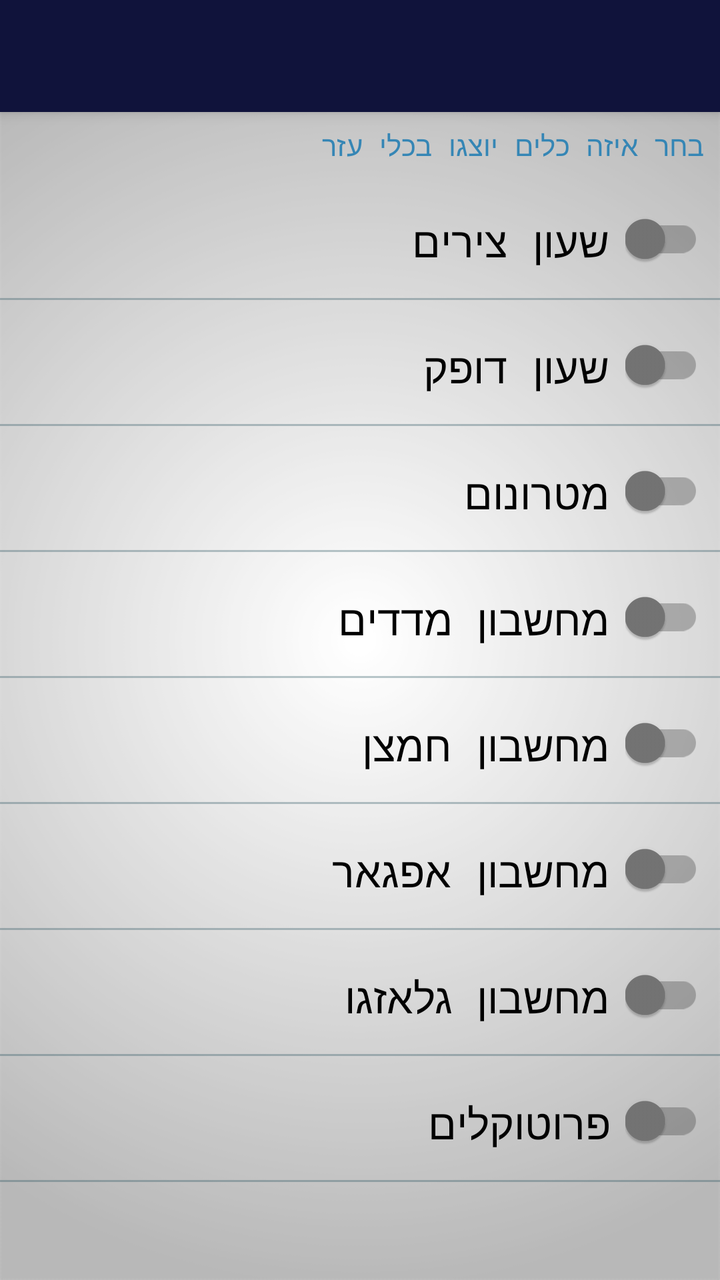
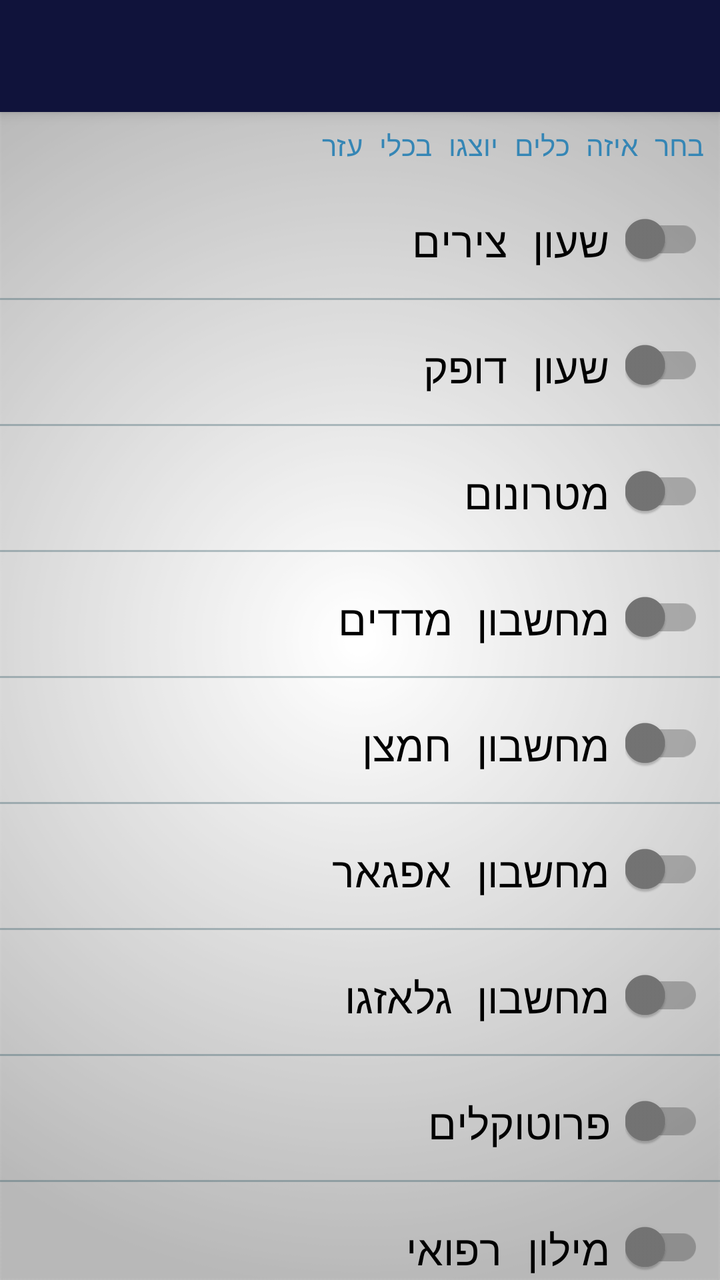

Before-and-after screenshots of an Android layout around one commit, followed by the original layout XML and the change that was made.
<!-- AndroidManifest.xml: application theme AppTheme -->
<!-- res/layout/settings_designed_tools.xml -->
<?xml version="1.0" encoding="utf-8"?>
<androidx.coordinatorlayout.widget.CoordinatorLayout
    xmlns:android="http://schemas.android.com/apk/res/android"
    xmlns:app="http://schemas.android.com/apk/res-auto"
    android:layout_width="match_parent"
    android:layout_height="match_parent"
    xmlns:tools="http://schemas.android.com/tools"
    tools:context=".SettingsDesignedTools">
    <com.google.android.material.appbar.AppBarLayout
        android:layout_width="match_parent"
        android:layout_height="wrap_content"
        android:theme="@style/AppTheme.AppBarOverlay">
        <androidx.appcompat.widget.Toolbar
            android:id="@+id/toolbar"
            android:layout_width="match_parent"
            android:layout_height="?attr/actionBarSize"
            android:background="@color/ColorPrimary"
            app:layout_scrollFlags="scroll|exitUntilCollapsed"
            app:popupTheme="@style/AppTheme.PopupOverlay" />
    </com.google.android.material.appbar.AppBarLayout>
    <androidx.core.widget.NestedScrollView
        android:layout_width="match_parent"
        android:layout_height="wrap_content"
        app:layout_behavior="com.google.android.material.appbar.AppBarLayout$ScrollingViewBehavior">
    <androidx.constraintlayout.widget.ConstraintLayout
        android:layout_width="match_parent"
        android:layout_height="match_parent"
        android:layout_marginBottom="30dp">
        <TextView
            android:id="@+id/tools_exp"
            android:layout_width="0dp"
            android:layout_height="wrap_content"
            android:layout_marginStart="8dp"
            android:layout_marginTop="7dp"
            android:layout_marginEnd="8dp"
            android:text="@string/pref_description_tools"
            android:textColor="@color/Ocean"
            app:layout_constraintEnd_toEndOf="parent"
            app:layout_constraintStart_toStartOf="parent"
            app:layout_constraintTop_toTopOf="parent" />
        <androidx.constraintlayout.widget.ConstraintLayout
            android:id="@+id/tzirim_pref"
            android:layout_width="match_parent"
            android:layout_height="60dp"
            android:layout_marginTop="8dp"
            app:layout_constraintTop_toBottomOf="@id/tools_exp">
            <androidx.appcompat.widget.SwitchCompat
                android:id="@+id/tzirim"
                android:layout_width="wrap_content"
                android:layout_height="wrap_content"
                android:layout_marginTop="8dp"
                android:layout_marginEnd="8dp"
                android:layout_marginBottom="8dp"
                android:clickable="false"
                android:theme="@style/CKS"
                app:layout_constraintBottom_toTopOf="@+id/tzirim_divider"
                app:layout_constraintEnd_toEndOf="parent"
                app:layout_constraintTop_toTopOf="parent" />
            <TextView
                android:id="@+id/tzirim_tv"
                android:layout_width="0dp"
                android:layout_height="wrap_content"
                android:layout_marginStart="8dp"
                android:layout_marginTop="2dp"
                android:layout_marginEnd="8dp"
                android:text="@string/button_f"
                android:textSize="21sp"
                app:layout_constraintEnd_toStartOf="@+id/tzirim"
                app:layout_constraintStart_toStartOf="parent"
                app:layout_constraintTop_toTopOf="parent"
                app:layout_constraintBottom_toTopOf="@id/tzirim_divider"/>
            <View
                android:id="@+id/tzirim_divider"
                android:layout_width="match_parent"
                android:layout_height="1dp"
                android:layout_marginTop="3dp"
                android:background="@color/ColorBlueAlpha"
                app:layout_constraintBottom_toBottomOf="parent" />
        </androidx.constraintlayout.widget.ConstraintLayout>
        <androidx.constraintlayout.widget.ConstraintLayout
            android:id="@+id/pulse_pref"
            android:layout_width="match_parent"
            android:layout_height="60dp"
            android:layout_marginTop="3dp"
            app:layout_constraintTop_toBottomOf="@+id/tzirim_pref">
            <androidx.appcompat.widget.SwitchCompat
                android:id="@+id/pulse"
                android:layout_width="wrap_content"
                android:layout_height="wrap_content"
                android:layout_marginTop="8dp"
                android:layout_marginEnd="8dp"
                android:layout_marginBottom="8dp"
                android:clickable="false"
                android:theme="@style/CKS"
                app:layout_constraintBottom_toTopOf="@+id/pulse_divider"
                app:layout_constraintEnd_toEndOf="parent"
                app:layout_constraintTop_toTopOf="parent" />
            <TextView
                android:id="@+id/pulse_tv"
                android:layout_width="0dp"
                android:layout_height="wrap_content"
                android:layout_marginStart="8dp"
                android:layout_marginTop="2dp"
                android:layout_marginEnd="8dp"
                android:text="@string/button_c"
                android:textSize="21sp"
                app:layout_constraintEnd_toStartOf="@+id/pulse"
                app:layout_constraintStart_toStartOf="parent"
                app:layout_constraintTop_toTopOf="parent"
                app:layout_constraintBottom_toTopOf="@id/pulse_divider"
                />
            <View
                android:id="@+id/pulse_divider"
                android:layout_width="match_parent"
                android:layout_height="1dp"
                android:background="@color/ColorBlueAlpha"
                android:layout_marginTop="3dp"
                app:layout_constraintBottom_toBottomOf="parent" />
        </androidx.constraintlayout.widget.ConstraintLayout>
        <androidx.constraintlayout.widget.ConstraintLayout
            android:id="@+id/metro_pref"
            android:layout_width="match_parent"
            android:layout_height="60dp"
            android:layout_marginTop="3dp"
            app:layout_constraintTop_toBottomOf="@+id/pulse_pref">
            <androidx.appcompat.widget.SwitchCompat
                android:id="@+id/metro"
                android:layout_width="wrap_content"
                android:layout_height="wrap_content"
                android:layout_marginTop="8dp"
                android:layout_marginEnd="8dp"
                android:layout_marginBottom="8dp"
                android:clickable="false"
                android:theme="@style/CKS"
                app:layout_constraintBottom_toTopOf="@+id/metro_divider"
                app:layout_constraintEnd_toEndOf="parent"
                app:layout_constraintTop_toTopOf="parent" />
            <TextView
                android:id="@+id/metro_tv"
                android:layout_width="0dp"
                android:layout_height="wrap_content"
                android:layout_marginStart="8dp"
                android:layout_marginTop="2dp"
                android:layout_marginEnd="8dp"
                android:text="@string/button_d"
                android:textSize="21sp"
                app:layout_constraintEnd_toStartOf="@+id/metro"
                app:layout_constraintStart_toStartOf="parent"
                app:layout_constraintTop_toTopOf="parent"
                app:layout_constraintBottom_toTopOf="@id/metro_divider"/>
            <View
                android:id="@+id/metro_divider"
                android:layout_width="match_parent"
                android:layout_height="1dp"
                android:background="@color/ColorBlueAlpha"
                android:layout_marginTop="3dp"
                app:layout_constraintBottom_toBottomOf="parent" />
        </androidx.constraintlayout.widget.ConstraintLayout>
        <androidx.constraintlayout.widget.ConstraintLayout
            android:id="@+id/vital_pref"
            android:layout_width="match_parent"
            android:layout_height="60dp"
            android:layout_marginTop="3dp"
            app:layout_constraintTop_toBottomOf="@id/metro_pref">
            <androidx.appcompat.widget.SwitchCompat
                android:id="@+id/vital"
                android:layout_width="wrap_content"
                android:layout_height="wrap_content"
                android:layout_marginTop="8dp"
                android:layout_marginEnd="8dp"
                android:layout_marginBottom="8dp"
                android:clickable="false"
                android:theme="@style/CKS"
                app:layout_constraintBottom_toTopOf="@+id/vital_divider"
                app:layout_constraintEnd_toEndOf="parent"
                app:layout_constraintTop_toTopOf="parent" />
            <TextView
                android:id="@+id/vital_tv"
                android:layout_width="0dp"
                android:layout_height="wrap_content"
                android:layout_marginStart="8dp"
                android:layout_marginTop="2dp"
                android:layout_marginEnd="8dp"
                android:text="@string/button_e"
                android:textSize="21sp"
                app:layout_constraintEnd_toStartOf="@+id/vital"
                app:layout_constraintStart_toStartOf="parent"
                app:layout_constraintTop_toTopOf="parent"
                app:layout_constraintBottom_toTopOf="@id/vital_divider"/>
            <View
                android:id="@+id/vital_divider"
                android:layout_width="match_parent"
                android:layout_height="1dp"
                android:layout_marginTop="3dp"
                android:background="@color/ColorBlueAlpha"
                app:layout_constraintBottom_toBottomOf="parent" />
        </androidx.constraintlayout.widget.ConstraintLayout>
        <androidx.constraintlayout.widget.ConstraintLayout
            android:id="@+id/oxy_pref"
            android:layout_width="match_parent"
            android:layout_height="60dp"
            android:layout_marginTop="3dp"
            app:layout_constraintTop_toBottomOf="@+id/vital_pref">
            <androidx.appcompat.widget.SwitchCompat
                android:id="@+id/oxy"
                android:layout_width="wrap_content"
                android:layout_height="wrap_content"
                android:layout_marginTop="8dp"
                android:layout_marginEnd="8dp"
                android:layout_marginBottom="8dp"
                android:clickable="false"
                android:theme="@style/CKS"
                app:layout_constraintBottom_toTopOf="@+id/oxy_divider"
                app:layout_constraintEnd_toEndOf="parent"
                app:layout_constraintTop_toTopOf="parent" />
            <TextView
                android:id="@+id/oxy_tv"
                android:layout_width="0dp"
                android:layout_height="wrap_content"
                android:layout_marginStart="8dp"
                android:layout_marginTop="2dp"
                android:layout_marginEnd="8dp"
                android:text="@string/button_g"
                android:textSize="21sp"
                app:layout_constraintEnd_toStartOf="@+id/oxy"
                app:layout_constraintStart_toStartOf="parent"
                app:layout_constraintTop_toTopOf="parent"
                app:layout_constraintBottom_toTopOf="@id/oxy_divider"/>
            <View
                android:id="@+id/oxy_divider"
                android:layout_width="match_parent"
                android:layout_height="1dp"
                android:background="@color/ColorBlueAlpha"
                android:layout_marginTop="3dp"
                app:layout_constraintBottom_toBottomOf="parent" />
        </androidx.constraintlayout.widget.ConstraintLayout>
        <androidx.constraintlayout.widget.ConstraintLayout
            android:id="@+id/apgar_pref"
            android:layout_width="match_parent"
            android:layout_height="60dp"
            android:layout_marginTop="3dp"
            app:layout_constraintTop_toBottomOf="@+id/oxy_pref">
            <androidx.appcompat.widget.SwitchCompat
                android:id="@+id/apgar"
                android:layout_width="wrap_content"
                android:layout_height="wrap_content"
                android:layout_marginTop="8dp"
                android:layout_marginEnd="8dp"
                android:layout_marginBottom="8dp"
                android:clickable="false"
                android:theme="@style/CKS"
                app:layout_constraintBottom_toTopOf="@+id/apgar_divider"
                app:layout_constraintEnd_toEndOf="parent"
                app:layout_constraintTop_toTopOf="parent" />
            <TextView
                android:id="@+id/apgar_tv"
                android:layout_width="0dp"
                android:layout_height="wrap_content"
                android:layout_marginStart="8dp"
                android:layout_marginTop="2dp"
                android:layout_marginEnd="8dp"
                android:text="@string/button_ag"
                android:textSize="21sp"
                app:layout_constraintEnd_toStartOf="@+id/apgar"
                app:layout_constraintStart_toStartOf="parent"
                app:layout_constraintTop_toTopOf="parent"
                app:layout_constraintBottom_toTopOf="@id/apgar_divider"/>
            <View
                android:id="@+id/apgar_divider"
                android:layout_width="match_parent"
                android:layout_height="1dp"
                android:background="@color/ColorBlueAlpha"
                android:layout_marginTop="3dp"
                app:layout_constraintBottom_toBottomOf="parent" />
        </androidx.constraintlayout.widget.ConstraintLayout>
        <androidx.constraintlayout.widget.ConstraintLayout
            android:id="@+id/glazgo_pref"
            android:layout_width="match_parent"
            android:layout_height="60dp"
            android:layout_marginTop="3dp"
            app:layout_constraintTop_toBottomOf="@+id/apgar_pref">
            <androidx.appcompat.widget.SwitchCompat
                android:id="@+id/glazgo"
                android:layout_width="wrap_content"
                android:layout_height="wrap_content"
                android:layout_marginTop="8dp"
                android:layout_marginEnd="8dp"
                android:layout_marginBottom="8dp"
                android:clickable="false"
                android:theme="@style/CKS"
                app:layout_constraintBottom_toTopOf="@id/glazgo_divider"
                app:layout_constraintEnd_toEndOf="parent"
                app:layout_constraintTop_toTopOf="parent" />
            <TextView
                android:id="@+id/glazgo_tv"
                android:layout_width="0dp"
                android:layout_height="wrap_content"
                android:layout_marginStart="8dp"
                android:layout_marginTop="2dp"
                android:layout_marginEnd="8dp"
                android:text="@string/button_gl"
                android:textSize="21sp"
                app:layout_constraintEnd_toStartOf="@+id/glazgo"
                app:layout_constraintStart_toStartOf="parent"
                app:layout_constraintTop_toTopOf="parent"
                app:layout_constraintBottom_toTopOf="@id/glazgo_divider" />
            <View
                android:id="@+id/glazgo_divider"
                android:layout_width="match_parent"
                android:layout_height="1dp"
                android:background="@color/ColorBlueAlpha"
                android:layout_marginTop="3dp"
                app:layout_constraintBottom_toBottomOf="parent" />
        </androidx.constraintlayout.widget.ConstraintLayout>
        <androidx.constraintlayout.widget.ConstraintLayout
            android:id="@+id/proto_pref"
            android:layout_width="match_parent"
            android:layout_height="60dp"
            android:layout_marginTop="3dp"
            app:layout_constraintTop_toBottomOf="@+id/glazgo_pref">
            <androidx.appcompat.widget.SwitchCompat
                android:id="@+id/proto"
                android:layout_width="wrap_content"
                android:layout_height="wrap_content"
                android:layout_marginTop="8dp"
                android:layout_marginEnd="8dp"
                android:layout_marginBottom="8dp"
                android:clickable="false"
                android:theme="@style/CKS"
                app:layout_constraintBottom_toTopOf="@+id/proto_divider"
                app:layout_constraintEnd_toEndOf="parent"
                app:layout_constraintTop_toTopOf="parent" />
            <TextView
                android:id="@+id/proto_tv"
                android:layout_width="0dp"
                android:layout_height="wrap_content"
                android:layout_marginStart="8dp"
                android:layout_marginTop="2dp"
                android:layout_marginEnd="8dp"
                android:text="@string/button_p"
                android:textSize="21sp"
                app:layout_constraintEnd_toStartOf="@+id/proto"
                app:layout_constraintStart_toStartOf="parent"
                app:layout_constraintTop_toTopOf="parent"
                app:layout_constraintBottom_toTopOf="@id/proto_divider" />
            <View
                android:id="@+id/proto_divider"
                android:layout_width="match_parent"
                android:layout_height="1dp"
                android:background="@color/ColorBlueAlpha"
                android:layout_marginTop="3dp"
                app:layout_constraintBottom_toBottomOf="parent" />
        </androidx.constraintlayout.widget.ConstraintLayout>
    </androidx.constraintlayout.widget.ConstraintLayout>
    </androidx.core.widget.NestedScrollView>
</androidx.coordinatorlayout.widget.CoordinatorLayout>
<!-- resources referenced by this layout -->
<resources>
  <color name="ColorBlueAlpha">#4D194853</color>
  <color name="ColorPrimary">#10133b</color>
  <color name="Ocean">#3586B5</color>
  <string name="button_ag">מחשבון אפגאר</string>
  <string name="button_c">שעון דופק</string>
  <string name="button_d">מטרונום</string>
  <string name="button_e">מחשבון מדדים</string>
  <string name="button_f">שעון צירים</string>
  <string name="button_g">מחשבון חמצן</string>
  <string name="button_gl">מחשבון גלאזגו</string>
  <string name="button_p">פרוטוקלים</string>
  <string name="pref_description_tools">בחר איזה כלים יוצגו בכלי עזר</string>
  <style name="AppTheme.AppBarOverlay" parent="ThemeOverlay.AppCompat.Dark.ActionBar" />
  <style name="AppTheme.PopupOverlay" parent="ThemeOverlay.AppCompat.Light" />
  <style name="CKS" parent="Theme.AppCompat.Light.NoActionBar">
          <item name="colorControlActivated">@color/ColorAqua</item>
          <item name="colorSwitchThumbNormal">@color/materialGrey600</item>
          
          <item name="android:colorForeground">@color/materialGrey850</item>
      </style>
  <style name="AppTheme" parent="Theme.AppCompat.Light">
          
          <item name="android:textColor">@color/Black</item>
          <item name="colorPrimary">@color/ColorPrimary</item>
          <item name="colorPrimaryDark">@color/ColorPrimaryDark</item>
          <item name="android:textColorHintInverse">@color/ColorBlue</item>
          <item name="actionBarTheme">@style/ThemeOverlay.AppCompat.Dark.ActionBar</item>
          <item name="buttonStyle">@style/FButton</item>
          <item name="android:buttonStyle">@style/FButton</item>
          <item name="colorAccent">@color/materialGrey300</item>
          
          <item name="android:actionMenuTextColor">@color/Black</item>
          <item name="android:itemBackground">@color/materialGrey300</item>
          <item name="android:textColorSecondary">@color/ColorRedDark</item>
          <item name="android:windowBackground">@drawable/ic_bgg</item>
          <item name="android:typeface">monospace</item>
  
          <item name="android:textColorHint">@color/ColorAqua</item>
          <item name="colorControlNormal">@color/ColorBlue</item>
          <item name="colorControlActivated">@color/ColorAqua</item>
          <item name="colorControlHighlight">@color/ColorAqua</item>
      </style>
  <color name="ColorAqua">#32a7c3</color>
  <color name="materialGrey600">#ff757575</color>
  <color name="materialGrey850">#ff303030</color>
  <color name="Black">#000000</color>
  <color name="ColorPrimaryDark">#1a1d4b</color>
  <color name="ColorBlue">#98194853</color>
  <style name="FButton" parent="Theme.AppCompat.Light">
          <item name="colorControlHighlight">@color/ColorBlue</item>
          <item name="android:textColor">@color/ColorAqua</item>
          <item name="android:textSize">20sp</item>
      </style>
  <color name="materialGrey300">#ffe0e0e0</color>
  <color name="ColorRedDark">#6b0000</color>
  <!-- drawable ic_bgg: png bitmap (drawable, 33899 bytes) -->
</resources>

<!-- the commit's change to res/layout/settings_designed_tools.xml (unified diff, before → after) -->
@@ -351,6 +351,45 @@
                 android:layout_marginTop="3dp"
                 app:layout_constraintBottom_toBottomOf="parent" />
         </androidx.constraintlayout.widget.ConstraintLayout>
+        <androidx.constraintlayout.widget.ConstraintLayout
+            android:id="@+id/dictionary_pref"
+            android:layout_width="match_parent"
+            android:layout_height="60dp"
+            android:layout_marginTop="3dp"
+            app:layout_constraintTop_toBottomOf="@+id/proto_pref">
+            <androidx.appcompat.widget.SwitchCompat
+                android:id="@+id/dictionary"
+                android:layout_width="wrap_content"
+                android:layout_height="wrap_content"
+                android:layout_marginTop="8dp"
+                android:layout_marginEnd="8dp"
+                android:layout_marginBottom="8dp"
+                android:clickable="false"
+                android:theme="@style/CKS"
+                app:layout_constraintBottom_toTopOf="@+id/dictionary_divider"
+                app:layout_constraintEnd_toEndOf="parent"
+                app:layout_constraintTop_toTopOf="parent" />
+            <TextView
+                android:id="@+id/dictionary_tv"
+                android:layout_width="0dp"
+                android:layout_height="wrap_content"
+                android:layout_marginStart="8dp"
+                android:layout_marginTop="2dp"
+                android:layout_marginEnd="8dp"
+                android:text="@string/button_dict"
+                android:textSize="21sp"
+                app:layout_constraintEnd_toStartOf="@+id/dictionary"
+                app:layout_constraintStart_toStartOf="parent"
+                app:layout_constraintTop_toTopOf="parent"
+                app:layout_constraintBottom_toTopOf="@id/dictionary_divider" />
+            <View
+                android:id="@+id/dictionary_divider"
+                android:layout_width="match_parent"
+                android:layout_height="1dp"
+                android:background="@color/ColorBlueAlpha"
+                android:layout_marginTop="3dp"
+                app:layout_constraintBottom_toBottomOf="parent" />
+        </androidx.constraintlayout.widget.ConstraintLayout>
     </androidx.constraintlayout.widget.ConstraintLayout>
     </androidx.core.widget.NestedScrollView>
 </androidx.coordinatorlayout.widget.CoordinatorLayout>
<!-- resource entries referenced after the edit -->
@@ -6,6 +6,7 @@
   <string name="button_ag">מחשבון אפגאר</string>
   <string name="button_c">שעון דופק</string>
   <string name="button_d">מטרונום</string>
+  <string name="button_dict">מילון רפואי</string>
   <string name="button_e">מחשבון מדדים</string>
   <string name="button_f">שעון צירים</string>
   <string name="button_g">מחשבון חמצן</string>
